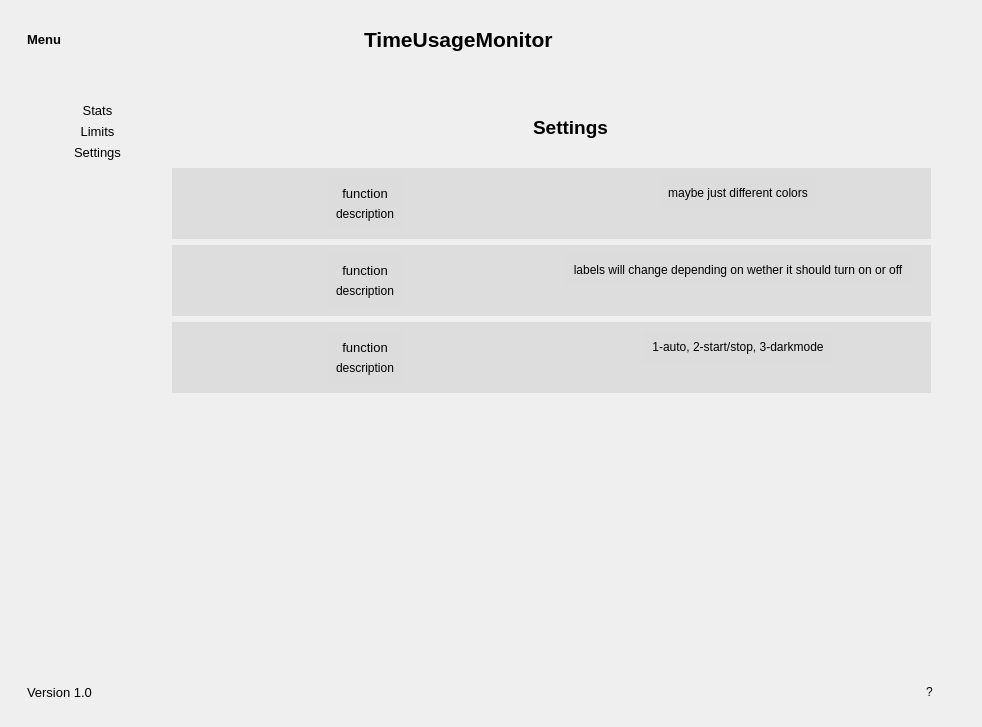
First picture: the form in gui.ui, repository Domy7/TimeUsageMonitor, before the edit.
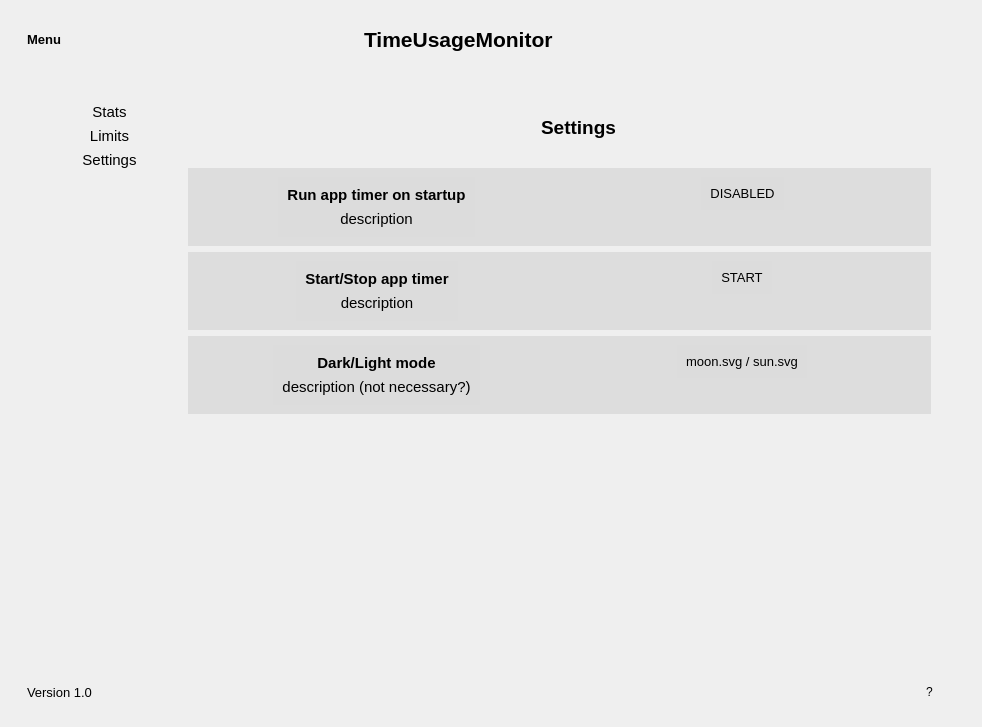
Second picture: the form after the edit. Icons and pictures are not drawn.

The edit to the form file:
```diff
--- a/gui.ui
+++ b/gui.ui
@@ -259,7 +259,8 @@
           <item>
            <widget class="QFrame" name="menu_fr">
             <property name="styleSheet">
-             <string notr="true">/* background-color: rgba(220, 220, 220, 231); */</string>
+             <string notr="true">/* background-color: rgba(220, 220, 220, 231); */
+font: 11pt</string>
             </property>
             <property name="frameShape">
              <enum>QFrame::StyledPanel</enum>
@@ -339,7 +340,10 @@
               <widget class="QLabel" name="settings_lbl">
                <property name="font">
                 <font>
-                 <pointsize>10</pointsize>
+                 <pointsize>11</pointsize>
+                 <weight>50</weight>
+                 <italic>false</italic>
+                 <bold>false</bold>
                 </font>
                </property>
                <property name="text">
@@ -357,7 +361,10 @@
               <widget class="QLabel" name="stats_lbl">
                <property name="font">
                 <font>
-                 <pointsize>10</pointsize>
+                 <pointsize>11</pointsize>
+                 <weight>50</weight>
+                 <italic>false</italic>
+                 <bold>false</bold>
                 </font>
                </property>
                <property name="text">
@@ -402,7 +409,10 @@
               <widget class="QLabel" name="lock_lbl">
                <property name="font">
                 <font>
-                 <pointsize>10</pointsize>
+                 <pointsize>11</pointsize>
+                 <weight>50</weight>
+                 <italic>false</italic>
+                 <bold>false</bold>
                 </font>
                </property>
                <property name="text">
@@ -960,6 +970,9 @@
                   <verstretch>0</verstretch>
                  </sizepolicy>
                 </property>
+                <property name="styleSheet">
+                 <string notr="true">font: 11pt;</string>
+                </property>
                 <property name="frameShape">
                  <enum>QFrame::StyledPanel</enum>
                 </property>
@@ -992,10 +1005,10 @@
                        <item>
                         <widget class="QLabel" name="label_6">
                          <property name="styleSheet">
-                          <string notr="true">font: 10pt;</string>
+                          <string notr="true">font: bold;</string>
                          </property>
                          <property name="text">
-                          <string>function</string>
+                          <string>Run app timer on startup</string>
                          </property>
                          <property name="alignment">
                           <set>Qt::AlignCenter</set>
@@ -1040,10 +1053,14 @@
 
 :pressed {
 	background-color: rgb(146, 188, 255);
+}
+
+QPushButton {
+	font: 10pt;
 }</string>
                          </property>
                          <property name="text">
-                          <string>maybe just different colors</string>
+                          <string>DISABLED</string>
                          </property>
                         </widget>
                        </item>
@@ -1078,10 +1095,10 @@
                        <item>
                         <widget class="QLabel" name="label_8">
                          <property name="styleSheet">
-                          <string notr="true">font: 10pt;</string>
+                          <string notr="true">font: bold;</string>
                          </property>
                          <property name="text">
-                          <string>function</string>
+                          <string>Start/Stop app timer</string>
                          </property>
                          <property name="alignment">
                           <set>Qt::AlignCenter</set>
@@ -1126,10 +1143,14 @@
 
 :pressed {
 	background-color: rgb(146, 188, 255);
+}
+
+QPushButton {
+	font: 10pt;
 }</string>
                          </property>
                          <property name="text">
-                          <string>labels will change depending on wether it should turn on or off</string>
+                          <string>START</string>
                          </property>
                         </widget>
                        </item>
@@ -1164,10 +1185,10 @@
                        <item>
                         <widget class="QLabel" name="label_10">
                          <property name="styleSheet">
-                          <string notr="true">font: 10pt;</string>
+                          <string notr="true">font: bold;</string>
                          </property>
                          <property name="text">
-                          <string>function</string>
+                          <string>Dark/Light mode</string>
                          </property>
                          <property name="alignment">
                           <set>Qt::AlignCenter</set>
@@ -1177,7 +1198,7 @@
                        <item>
                         <widget class="QLabel" name="label_11">
                          <property name="text">
-                          <string>description</string>
+                          <string>description (not necessary?)</string>
                          </property>
                          <property name="alignment">
                           <set>Qt::AlignCenter</set>
@@ -1212,10 +1233,14 @@
 
 :pressed {
 	background-color: rgb(146, 188, 255);
+}
+
+QPushButton {
+	font: 10pt;
 }</string>
                          </property>
                          <property name="text">
-                          <string>1-auto, 2-start/stop, 3-darkmode</string>
+                          <string>moon.svg / sun.svg</string>
                          </property>
                         </widget>
                        </item>
```
Left out of the diff: 17 changed lines with no effect on the pictures.
